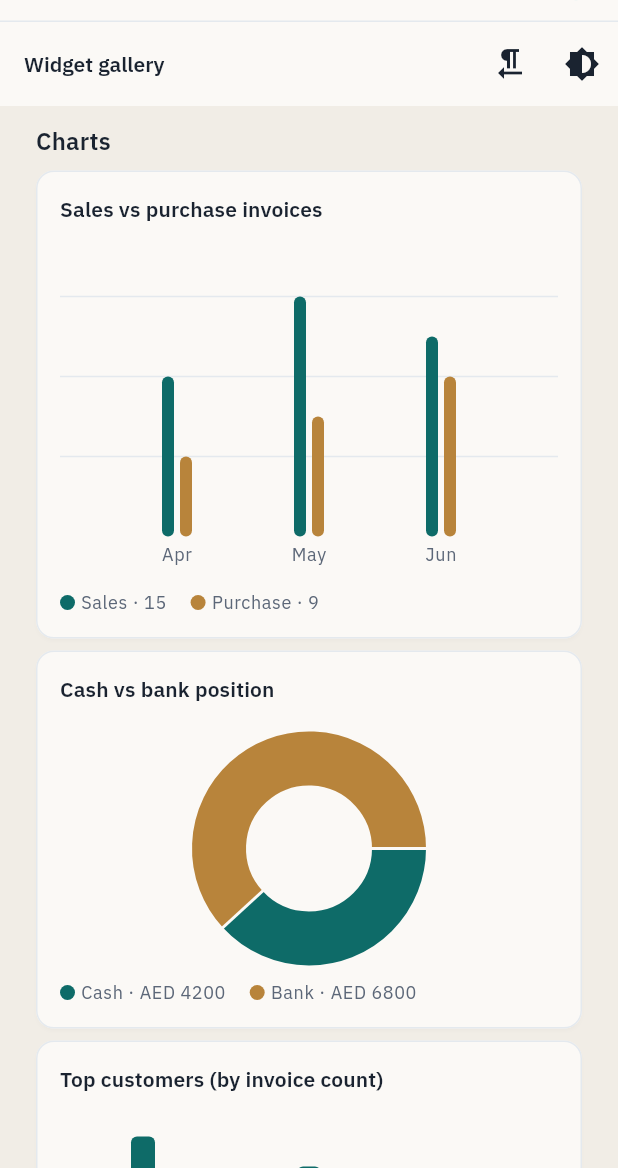
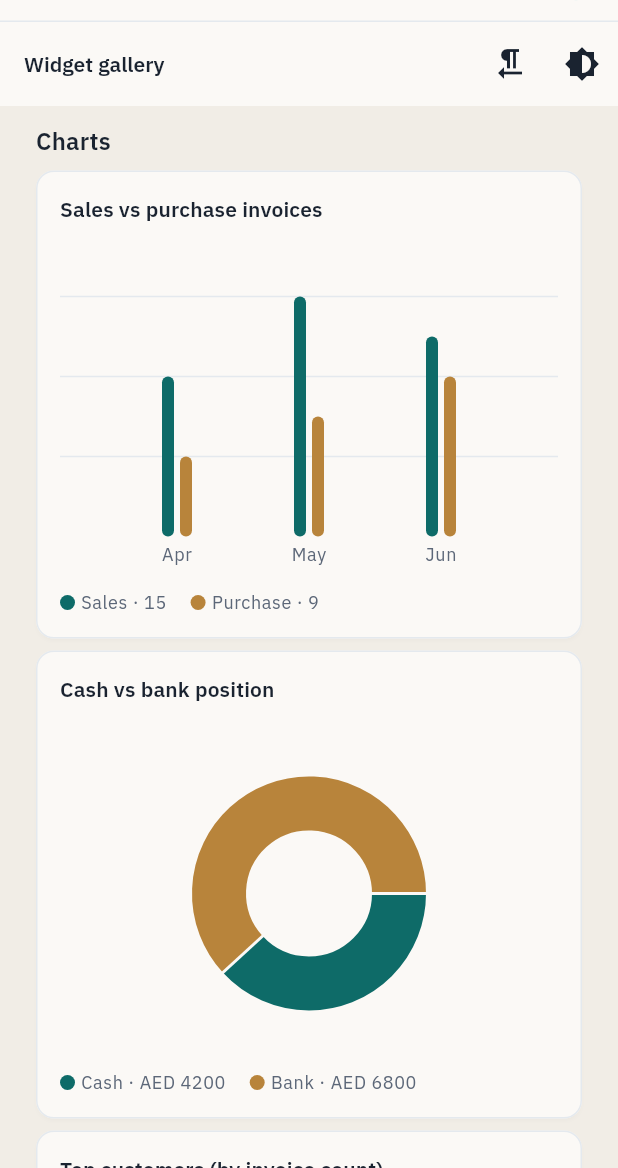
Before and after one commit to shabibmr/algo-erp-front, a Flutter app: the WidgetGalleryPage screen opened by its route, scrolled down 2304 dp, on a phone screen of 412 x 824 dp, the part 68-1236 px from its top. Run offline on Flutter 3.47's test engine with Material 3 defaults, Android fonts, the phone set to English and light mode, and no system bars; drawn by our look-alikes of fl_chart; our stand-ins replace bloc, decimal, dio, drift, equatable, flutter_bloc and 12 more; missing offline and left inert: dart:html, dio_smart_retry; accounts and stored records are empty.

Commit message:
feat(desk): arrange Desk cards in grid and preserve chart widget size when empty

```diff
--- a/lib/core/widgets/charts/ranked_bar_chart.dart
+++ b/lib/core/widgets/charts/ranked_bar_chart.dart
@@ -43,15 +43,20 @@ class RankedBarChart extends StatelessWidget {
           Text(title, style: Theme.of(context).textTheme.titleSmall),
           SizedBox(height: tokens.spacing.md),
           if (entries.isEmpty)
-            Text(
-              emptyMessage,
-              style: Theme.of(
-                context,
-              ).textTheme.bodyMedium?.copyWith(color: brand.inkMuted),
+            SizedBox(
+              height: 220,
+              child: Center(
+                child: Text(
+                  emptyMessage,
+                  style: Theme.of(
+                    context,
+                  ).textTheme.bodyMedium?.copyWith(color: brand.inkMuted),
+                ),
+              ),
             )
           else
             SizedBox(
-              height: (entries.length * 32).clamp(80, 220).toDouble(),
+              height: 220,
               child: BarChart(
                 BarChartData(
                   alignment: BarChartAlignment.spaceAround,
@@ -117,6 +122,8 @@ class RankedBarChart extends StatelessWidget {
                 ),
               ),
             ),
+          SizedBox(height: tokens.spacing.sm),
+          const SizedBox(height: 24),
         ],
       ),
     );
--- a/lib/core/widgets/charts/share_donut_chart.dart
+++ b/lib/core/widgets/charts/share_donut_chart.dart
@@ -40,6 +40,7 @@ class ShareDonutChart extends StatelessWidget {
     final brand = tokens.brand;
     final format = valueFormatter ?? (v) => v.toStringAsFixed(0);
     final total = slices.fold<double>(0, (s, e) => s + e.value.abs());
+    final isEmpty = slices.isEmpty || total == 0;
 
     return PaperCard(
       child: Column(
@@ -47,16 +48,21 @@ class ShareDonutChart extends StatelessWidget {
         children: [
           Text(title, style: Theme.of(context).textTheme.titleSmall),
           SizedBox(height: tokens.spacing.md),
-          if (slices.isEmpty || total == 0)
-            Text(
+          if (isEmpty)
+            SizedBox(
+              height: 220,
+              child: Center(
+                child: Text(
                   emptyMessage,
                   style: Theme.of(
                     context,
                   ).textTheme.bodyMedium?.copyWith(color: brand.inkMuted),
+                ),
+              ),
             )
-          else ...[
+          else
             SizedBox(
-              height: 160,
+              height: 220,
               child: PieChart(
                 PieChartData(
                   sectionsSpace: 2,
@@ -85,7 +91,6 @@ class ShareDonutChart extends StatelessWidget {
             ],
           ),
         ],
-        ],
       ),
     );
   }
--- a/lib/core/widgets/charts/signed_bar_chart.dart
+++ b/lib/core/widgets/charts/signed_bar_chart.dart
@@ -43,26 +43,9 @@ class SignedBarChart extends StatelessWidget {
     final tokens = context.tokens;
     final brand = tokens.brand;
     final format = valueFormatter ?? (v) => v.toStringAsFixed(0);
-
-    if (groups.isEmpty) {
-      return PaperCard(
-        child: Column(
-          crossAxisAlignment: CrossAxisAlignment.start,
-          children: [
-            Text(title, style: Theme.of(context).textTheme.titleSmall),
-            SizedBox(height: tokens.spacing.sm),
-            Text(
-              'No data for this period.',
-              style: Theme.of(
-                context,
-              ).textTheme.bodyMedium?.copyWith(color: brand.inkMuted),
-            ),
-          ],
-        ),
-      );
-    }
-
-    final maxY = groups
+    final maxY = groups.isEmpty
+        ? 0.0
+        : groups
             .expand((g) => g.values)
             .fold<double>(0, (m, v) => v > m ? v : m);
     final totals = List<double>.filled(seriesLabels.length, 0);
@@ -78,6 +61,19 @@ class SignedBarChart extends StatelessWidget {
         children: [
           Text(title, style: Theme.of(context).textTheme.titleSmall),
           SizedBox(height: tokens.spacing.md),
+          if (groups.isEmpty)
+            SizedBox(
+              height: 220,
+              child: Center(
+                child: Text(
+                  'No data for this period.',
+                  style: Theme.of(
+                    context,
+                  ).textTheme.bodyMedium?.copyWith(color: brand.inkMuted),
+                ),
+              ),
+            )
+          else
             SizedBox(
               height: 220,
               child: BarChart(
```
Also changed, not shown: lib/features/desk/presentation/pages/todays_desk_page.dart (+55 -23 lines). Lines whose indentation alone changed are shown as unchanged.
